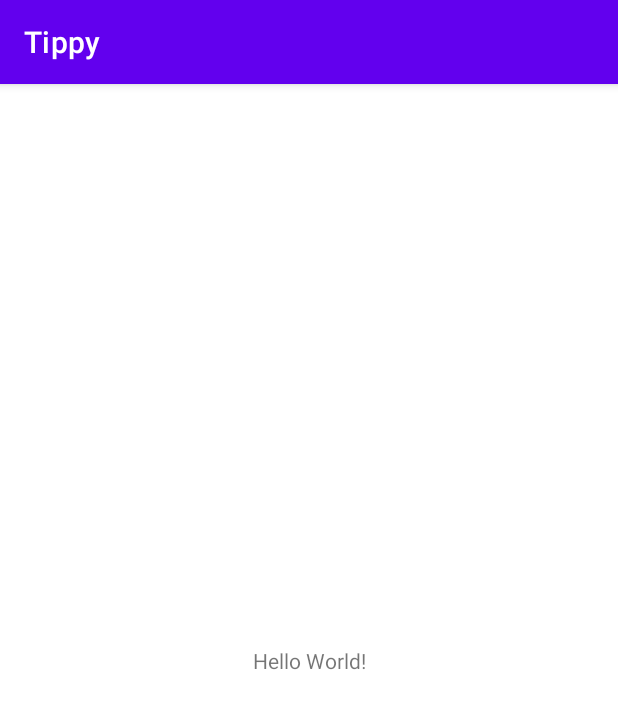
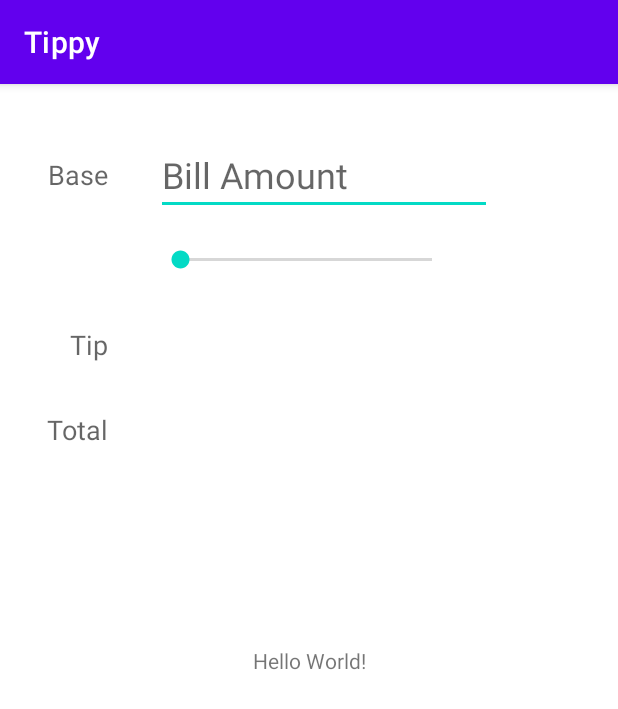
Before and after one commit to Celestial-Nuthawk/Tippy, an Android app: the screen it shows after launch (MainActivity), on a phone screen of 412 x 824 dp. Shown: the top 709 px of the screen. Run offline under Robolectric (Android 15) with nearby library versions, the phone set to English and light mode, and no system bars.

Commit message:
Created basic UI elements

```diff
--- a/app/src/main/res/layout/activity_main.xml
+++ b/app/src/main/res/layout/activity_main.xml
@@ -6,6 +6,7 @@
     android:layout_height="match_parent"
     tools:context=".MainActivity">
 
+    <!-- Views on the left side -->
     <TextView
         android:layout_width="wrap_content"
         android:layout_height="wrap_content"
@@ -15,4 +16,89 @@
         app:layout_constraintStart_toStartOf="parent"
         app:layout_constraintTop_toTopOf="parent" />
 
+    <TextView
+        android:id="@+id/tvBaseLabel"
+        android:layout_width="wrap_content"
+        android:layout_height="wrap_content"
+        android:layout_marginStart="32dp"
+        android:layout_marginTop="48dp"
+        android:text="Base"
+        android:textAppearance="@style/TextAppearance.AppCompat.Medium"
+        app:layout_constraintStart_toStartOf="parent"
+        app:layout_constraintTop_toTopOf="parent" />
+
+    <TextView
+        android:id="@+id/tvPercentLabel"
+        android:layout_width="wrap_content"
+        android:layout_height="wrap_content"
+        android:layout_marginTop="32dp"
+        android:textAppearance="@style/TextAppearance.AppCompat.Medium"
+        android:textStyle="bold"
+        app:layout_constraintEnd_toEndOf="@id/tvBaseLabel"
+        app:layout_constraintTop_toBottomOf="@+id/tvBaseLabel"
+        tools:text="24%" />
+
+    <TextView
+        android:id="@+id/tvTipLabel"
+        android:layout_width="wrap_content"
+        android:layout_height="wrap_content"
+        android:layout_marginTop="32dp"
+        android:text="Tip"
+        android:textAppearance="@style/TextAppearance.AppCompat.Medium"
+        app:layout_constraintEnd_toEndOf="@id/tvPercentLabel"
+        app:layout_constraintTop_toBottomOf="@+id/tvPercentLabel" />
+
+    <TextView
+        android:id="@+id/tvTotalLabel"
+        android:layout_width="wrap_content"
+        android:layout_height="wrap_content"
+        android:layout_marginTop="32dp"
+        android:text="Total"
+        android:textAppearance="@style/TextAppearance.AppCompat.Medium"
+        app:layout_constraintEnd_toEndOf="@id/tvTipLabel"
+        app:layout_constraintTop_toBottomOf="@+id/tvTipLabel" />
+
+    <!-- Views on Right side -->
+    <EditText
+        android:id="@+id/etBaseAmount"
+        android:layout_width="wrap_content"
+        android:layout_height="wrap_content"
+        android:layout_marginStart="32dp"
+        android:ems="8"
+        android:hint="Bill Amount"
+        android:inputType="numberDecimal"
+        android:textSize="24sp"
+        app:layout_constraintStart_toEndOf="@+id/tvBaseLabel"
+        app:layout_constraintTop_toTopOf="@id/tvBaseLabel"
+        app:layout_constraintBottom_toBottomOf="@id/tvBaseLabel" />
+
+    <SeekBar
+        android:id="@+id/seekBarTip"
+        android:layout_width="200dp"
+        android:layout_height="wrap_content"
+        android:max="30"
+        app:layout_constraintBottom_toBottomOf="@+id/tvPercentLabel"
+        app:layout_constraintStart_toStartOf="@+id/etBaseAmount"
+        app:layout_constraintTop_toTopOf="@+id/tvPercentLabel" />
+
+    <TextView
+        android:id="@+id/tvTipAmount"
+        android:layout_width="wrap_content"
+        android:layout_height="wrap_content"
+        android:textAppearance="@style/TextAppearance.AppCompat.Large"
+        app:layout_constraintBottom_toBottomOf="@+id/tvTipLabel"
+        app:layout_constraintStart_toStartOf="@+id/seekBarTip"
+        app:layout_constraintTop_toTopOf="@+id/tvTipLabel"
+        tools:text="19.96" />
+
+    <TextView
+        android:id="@+id/tvTotalAmount"
+        android:layout_width="wrap_content"
+        android:layout_height="wrap_content"
+        android:textAppearance="@style/TextAppearance.AppCompat.Large"
+        app:layout_constraintBottom_toBottomOf="@+id/tvTotalLabel"
+        app:layout_constraintStart_toStartOf="@+id/tvTipAmount"
+        app:layout_constraintTop_toTopOf="@+id/tvTotalLabel"
+        tools:text="103.11" />
+
 </androidx.constraintlayout.widget.ConstraintLayout>
```
